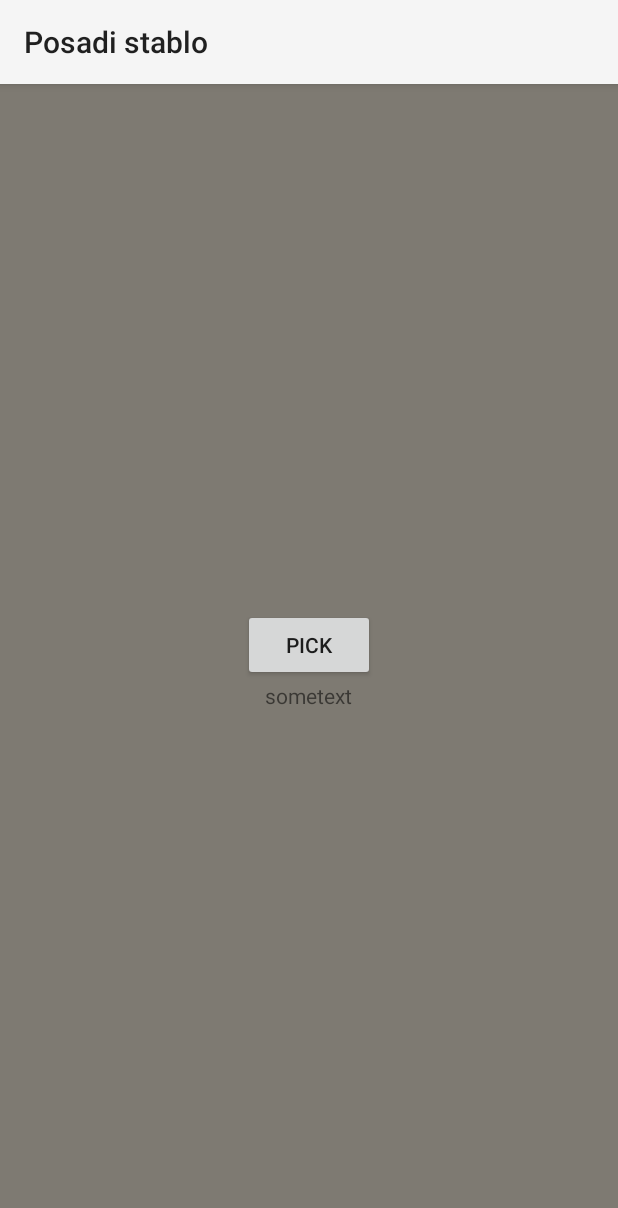
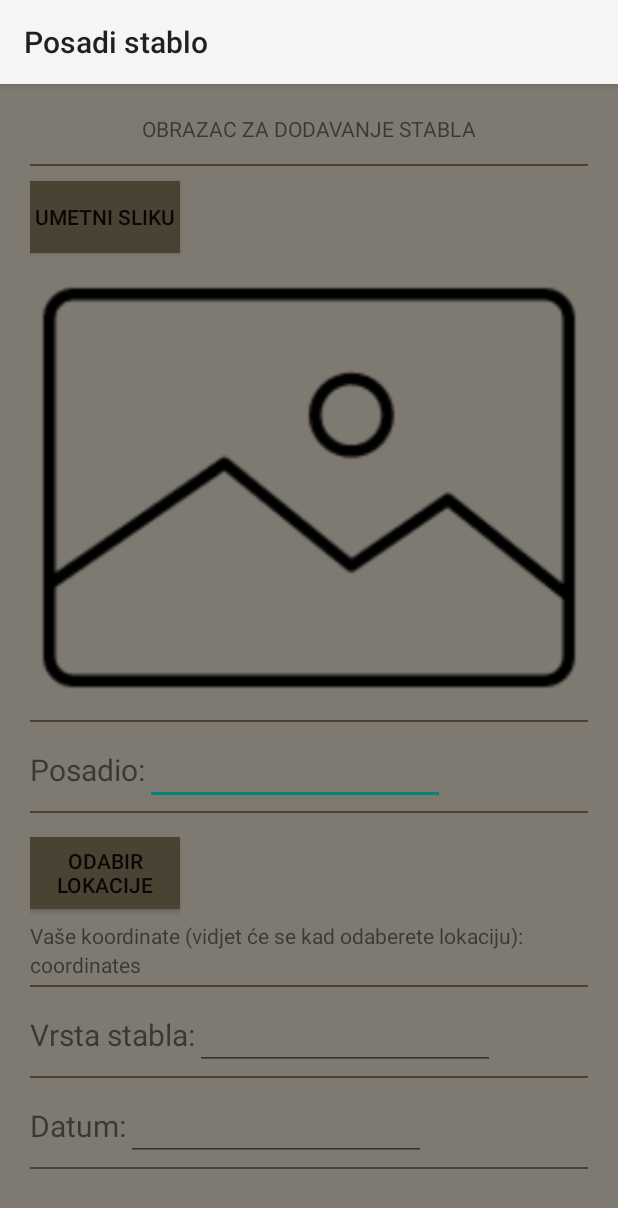
Before and after one commit to sandymany/GeografijaApp, an Android app: the AddTreeActivity screen opened directly, with no data from a screen before it, on a phone screen of 412 x 824 dp. Shown: the top 1208 px of the screen. Run offline under Robolectric (Android 15) with nearby library versions, the phone set to English and light mode, and no system bars.

Commit message:
added: obrazac za dodavanje drva

```diff
--- a/app/src/main/java/com/leticija/treeapp/activities/ImageHandlerActivity.java
+++ b/app/src/main/java/com/leticija/treeapp/activities/ImageHandlerActivity.java
@@ -96,10 +96,6 @@ public class ImageHandlerActivity extends AppCompatActivity {
                         Intent galleryIntent = new Intent(Intent.ACTION_PICK, android.provider.MediaStore.Images.Media.EXTERNAL_CONTENT_URI);
                         startActivityForResult(galleryIntent,1);
                     }
-                    /*
-                    Intent pickPhoto = new Intent(Intent.ACTION_PICK, android.provider.MediaStore.Images.Media.EXTERNAL_CONTENT_URI);
-                    startActivityForResult(pickPhoto , 1);
-                    */
 
                 } else if (options[item].equals("Odustani")) {
                     dialog.dismiss();
--- a/app/src/main/res/layout/add_tree_activity.xml
+++ b/app/src/main/res/layout/add_tree_activity.xml
@@ -8,16 +8,149 @@
     android:orientation="vertical"
     android:background="@color/partiallyTransparentBrown">
 
-    <Button
-        android:id="@+id/bt_picker"
+    <TextView
         android:layout_width="wrap_content"
         android:layout_height="wrap_content"
-        android:text="PICK"/>
+        android:text="OBRAZAC ZA DODAVANJE STABLA"
+        android:layout_marginBottom="10dp"/>
 
-    <TextView
-        android:id="@+id/text_view"
-        android:layout_width="wrap_content"
-        android:layout_height="wrap_content"
-        android:text="sometext"/>
+    <View
+        android:layout_width="match_parent"
+        android:layout_height="1dp"
+        android:layout_marginTop="4dp"
+        android:background="@color/colorPrimaryDark"/>
+
+    <ScrollView
+        android:layout_width="match_parent"
+        android:layout_height="match_parent">
+
+        <LinearLayout
+            android:layout_width="match_parent"
+            android:layout_height="wrap_content"
+            android:orientation="vertical">
+
+            <Button
+                android:layout_width="100dp"
+                android:layout_height="wrap_content"
+                android:layout_marginTop="10dp"
+                android:layout_marginBottom="5dp"
+                android:text="UMETNI SLIKU"
+                android:background="@color/colorPrimaryDark"/>
+            <ImageView
+                android:id="@+id/image_add_tree"
+                android:layout_width="wrap_content"
+                android:layout_height="wrap_content"
+                android:src="@drawable/empty_image"
+                android:layout_marginLeft="5dp"
+                android:layout_marginStart="5dp"
+                android:layout_marginRight="5dp"
+                android:layout_marginEnd="5dp"/>
+
+            <View
+                android:layout_width="match_parent"
+                android:layout_height="1dp"
+                android:layout_marginTop="4dp"
+                android:layout_below="@id/image_add_tree"
+                android:background="@color/colorPrimaryDark"/>
+
+            <LinearLayout
+                android:layout_width="wrap_content"
+                android:layout_height="wrap_content"
+                android:orientation="horizontal"
+                android:layout_marginTop="10dp">
+            <TextView
+                android:layout_width="wrap_content"
+                android:layout_height="wrap_content"
+                android:text="Posadio:"
+                android:textSize="20dp"/>
+                <EditText
+                    android:id="@+id/posadio_editText"
+                    android:layout_width="200dp"
+                    android:layout_height="wrap_content" />
+            </LinearLayout>
+
+            <View
+                android:layout_width="match_parent"
+                android:layout_height="1dp"
+                android:layout_marginTop="4dp"
+                android:background="@color/colorPrimaryDark"/>
+
+            <LinearLayout
+                android:layout_width="wrap_content"
+                android:layout_marginTop="8dp"
+                android:layout_height="wrap_content"
+                android:orientation="vertical">
+                <Button
+                    android:id="@+id/bt_picker"
+                    android:layout_width="100dp"
+                    android:layout_height="wrap_content"
+                    android:layout_marginTop="8dp"
+                    android:text="ODABIR LOKACIJE"
+                    android:background="@color/colorPrimaryDark"/>
+                <TextView
+                    android:layout_width="wrap_content"
+                    android:layout_height="wrap_content"
+                    android:layout_marginTop="8dp"
+                    android:text="Vaše koordinate (vidjet će se kad odaberete lokaciju):"/>
+                <TextView
+                    android:id="@+id/text_view"
+                    android:layout_width="wrap_content"
+                    android:layout_height="wrap_content"
+                    android:text="coordinates"/>
+            </LinearLayout>
+
+            <View
+                android:layout_width="match_parent"
+                android:layout_height="1dp"
+                android:layout_marginTop="4dp"
+                android:background="@color/colorPrimaryDark"/>
+
+            <LinearLayout
+                android:layout_width="wrap_content"
+                android:layout_height="wrap_content"
+                android:orientation="horizontal"
+                android:layout_marginTop="10dp">
+                <TextView
+                    android:layout_width="wrap_content"
+                    android:layout_height="wrap_content"
+                    android:text="Vrsta stabla:"
+                    android:textSize="20dp"/>
+                <EditText
+                    android:id="@+id/vrstaStabla_editText"
+                    android:layout_width="200dp"
+                    android:layout_height="wrap_content" />
+            </LinearLayout>
+
+            <View
+                android:layout_width="match_parent"
+                android:layout_height="1dp"
+                android:layout_marginTop="4dp"
+                android:background="@color/colorPrimaryDark"/>
+
+            <LinearLayout
+                android:layout_width="wrap_content"
+                android:layout_height="wrap_content"
+                android:orientation="horizontal"
+                android:layout_marginTop="10dp">
+                <TextView
+                    android:layout_width="wrap_content"
+                    android:layout_height="wrap_content"
+                    android:text="Datum:"
+                    android:textSize="20dp"/>
+                <EditText
+                    android:id="@+id/datum_editText"
+                    android:layout_width="200dp"
+                    android:layout_height="wrap_content" />
+            </LinearLayout>
+
+            <View
+                android:layout_width="match_parent"
+                android:layout_height="1dp"
+                android:layout_marginTop="4dp"
+                android:background="@color/colorPrimaryDark"/>
+
+        </LinearLayout>
+
+    </ScrollView>
 
 </android.support.v7.widget.LinearLayoutCompat>
```
Also changed, not shown: app/src/main/res/drawable-v24/empty_image.png (added).
